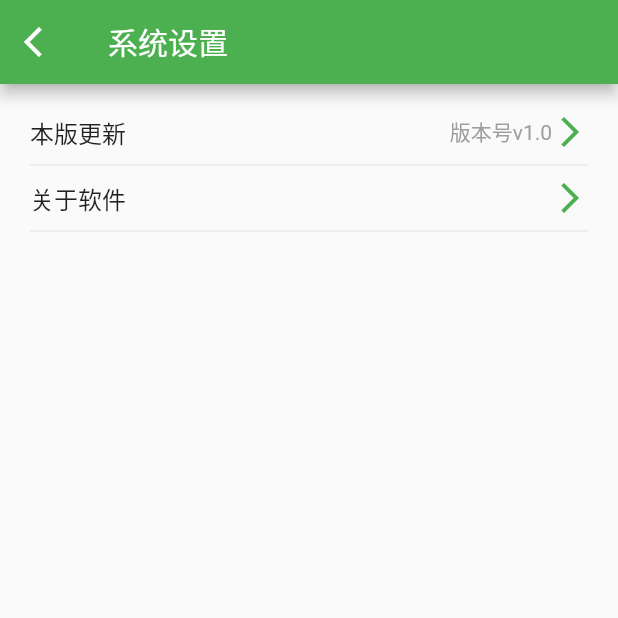
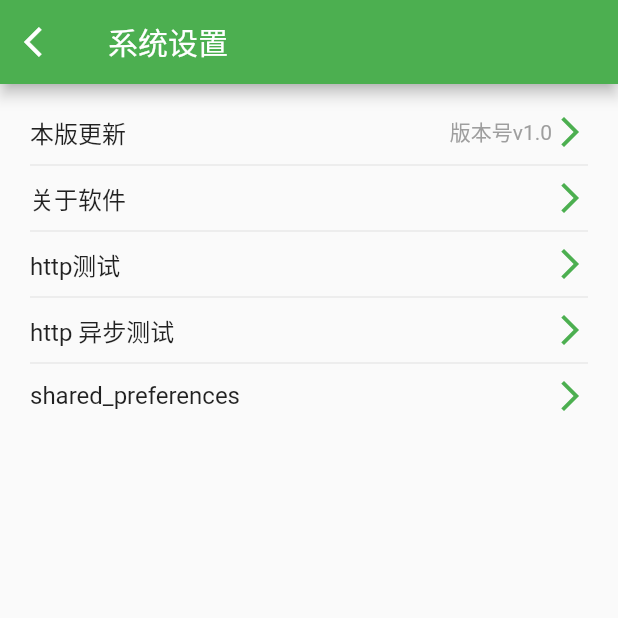
Before and after one commit to xiaohualaila/shahe_flutter_app, a Flutter app: the SetupPage screen opened by its route, on a phone screen of 412 x 824 dp, the top half of it. Run offline on Flutter 3.47's test engine with Material 2 defaults, Android fonts, the phone set to English and light mode, and no system bars; our stand-ins replace keyboard_actions; missing offline and left inert: flutter_color_plugin; Roboto replaces fonts that are missing (aliIcon).

Commit message:
修改更新

```diff
--- a/lib/main.dart
+++ b/lib/main.dart
@@ -3,6 +3,9 @@ import 'package:shahe_flutter_app/me/about_soft.dart';
 import 'package:shahe_flutter_app/me/system_setup.dart';
 import 'package:shahe_flutter_app/tab_navigator.dart';
 import 'package:shahe_flutter_app/me/update_app.dart';
+import 'package:shahe_flutter_app/test/http.dart';
+import 'package:shahe_flutter_app/test/http_async.dart';
+import 'package:shahe_flutter_app/test/share_prefs.dart';
 import 'login.dart';
 
 void main() => runApp(MyApp());
@@ -25,6 +28,7 @@ class MyApp extends StatelessWidget {
         // Notice that the counter didn't reset back to zero; the application
         // is not restarted.
         primarySwatch: Colors.green,
+        fontFamily: 'aliIcon'
       ),
       home: LoginPage(),
       routes: <String,WidgetBuilder>{
@@ -32,7 +36,9 @@ class MyApp extends StatelessWidget {
         'setup':(BuildContext context)=>SetupPage(),
         'update_app':(BuildContext context)=>UpdateAppPage(),
         'tab_navigator':(BuildContext context)=>TabNavigator(),
-
+        'http_test':(BuildContext context)=>HttpDemo(),
+        'http_async_test':(BuildContext context)=>HttpAsyncDemo(),
+        'share_prefs':(BuildContext context)=>SharePrefsDemo(),
       }
     );
   }
--- a/lib/me/about_soft.dart
+++ b/lib/me/about_soft.dart
@@ -33,7 +33,7 @@ class _SetupPageState extends State<AboutSoftPage> {
                   Container(
                     margin: EdgeInsets.only(top: 40,bottom: 20),
                     child:Image.asset(
-                      'assets/images/2.0x/map_shijing.png',
+                      'images/map_shijing.png',
                       fit: BoxFit.fill,
                     ),
                   ),
--- a/lib/me/system_setup.dart
+++ b/lib/me/system_setup.dart
@@ -80,6 +80,74 @@ class _SetupPageState extends State<SetupPage> {
               color: Color(0xFFE0E0E0),
               height: 20,
             ),
+            Row(
+              crossAxisAlignment: CrossAxisAlignment.center,
+              children: <Widget>[
+                Expanded(
+                  child: Text(
+                    'http测试',
+                    style: TextStyle(fontSize: 16),
+                  ),
+                ),
+                GestureDetector(
+                  onTap: () {
+                    Navigator.pushNamed(context, 'http_test');
+                  },
+                  child: Icon(
+                    Icons.arrow_forward_ios,
+                    color: Colors.green,
+                  ),
+                )
+              ],
+            ),
+            Divider(
+              color: Color(0xFFE0E0E0),
+              height: 20,
+            ),
+            Row(
+              crossAxisAlignment: CrossAxisAlignment.center,
+              children: <Widget>[
+                Expanded(
+                  child: Text(
+                    'http 异步测试',
+                    style: TextStyle(fontSize: 16),
+                  ),
+                ),
+                GestureDetector(
+                  onTap: () {
+                    Navigator.pushNamed(context, 'http_async_test');
+                  },
+                  child: Icon(
+                    Icons.arrow_forward_ios,
+                    color: Colors.green,
+                  ),
+                )
+              ],
+            ),
+            Divider(
+              color: Color(0xFFE0E0E0),
+              height: 20,
+            ),
+            Row(
+              crossAxisAlignment: CrossAxisAlignment.center,
+              children: <Widget>[
+                Expanded(
+                  child: Text(
+                    'shared_preferences',
+                    style: TextStyle(fontSize: 16),
+                  ),
+                ),
+                GestureDetector(
+                  onTap: () {
+                    Navigator.pushNamed(context, 'share_prefs');
+                  },
+                  child: Icon(
+                    Icons.arrow_forward_ios,
+                    color: Colors.green,
+                  ),
+                )
+              ],
+            ),
           ],
         ),
       ),
--- a/lib/page/first_page.dart
+++ b/lib/page/first_page.dart
@@ -1,5 +1,4 @@
 import 'package:flutter/material.dart';
-import 'package:flutter/services.dart';
 import 'package:flutter_color_plugin/flutter_color_plugin.dart';
 
 class FirstPage extends StatefulWidget {
@@ -54,10 +53,7 @@ class _FirstPageState extends State<FirstPage> {
   backgound() {
     return FractionallySizedBox(
       heightFactor: 1,
-      child:Image.asset(
-        'assets/images/2.0x/first_bg.png',
-        fit: BoxFit.fill,
-      ) ,
+      child:Image.asset('images/first_bg.png', fit: BoxFit.fill)
     );
   }
 
```
Also changed, not shown: lib/login.dart (+3 -5 lines), lib/model/common_model.dart (added, +20 -0 lines), pubspec.yaml (+19 -8 lines), assets/images/3.0x/rx.png (deleted), assets/rx.png (deleted), images/first_bg.png (renamed from assets/images/2.0x/first_bg.png), images/login_bg.png (renamed from assets/images/2.0x/login_bg.png), images/map_shijing.png (renamed from assets/images/2.0x/map_shijing.png), pubspec.lock, 5 other files.
